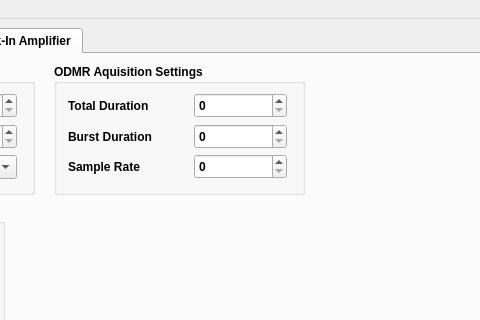
The window that scanning_magnetometer.ui (WarwickEPR/ScanningMagnetometry) describes before a commit, drawn with Qt 5; both pictures show x 237 to 717 and y 0 to 320 of the 844 by 486 pixel window.
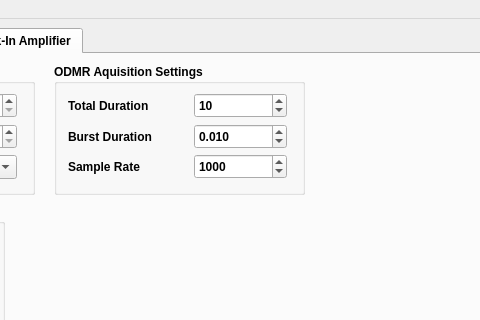
The same window after the commit.

Commit message:
added settings for ODMR aquisition
users can set total and busrt duration as well as the sampling rate for the ODMR data aquisition

```diff
--- a/scanning_magnetometer.ui
+++ b/scanning_magnetometer.ui
@@ -1621,6 +1621,12 @@
            <height>25</height>
           </rect>
          </property>
+         <property name="maximum">
+          <number>1000</number>
+         </property>
+         <property name="value">
+          <number>10</number>
+         </property>
         </widget>
         <widget class="QLabel" name="label_49">
          <property name="geometry">
@@ -1635,7 +1641,7 @@
           <string>Sample Rate</string>
          </property>
         </widget>
-        <widget class="QSpinBox" name="odmrAqBurstDurBox">
+        <widget class="QDoubleSpinBox" name="odmrAqBurstDurBox">
          <property name="geometry">
           <rect>
            <x>140</x>
@@ -1644,6 +1650,15 @@
            <height>25</height>
           </rect>
          </property>
+         <property name="decimals">
+          <number>3</number>
+         </property>
+         <property name="maximum">
+          <double>100.000000000000000</double>
+         </property>
+         <property name="value">
+          <double>0.010000000000000</double>
+         </property>
         </widget>
         <widget class="QSpinBox" name="odmrAqSampleRateBox">
          <property name="geometry">
@@ -1654,6 +1669,12 @@
            <height>25</height>
           </rect>
          </property>
+         <property name="maximum">
+          <number>10000</number>
+         </property>
+         <property name="value">
+          <number>1000</number>
+         </property>
         </widget>
        </widget>
       </widget>
```
Left out of the diff: 2 changed lines with no effect on the pictures. The commit also changes 1 other file.
